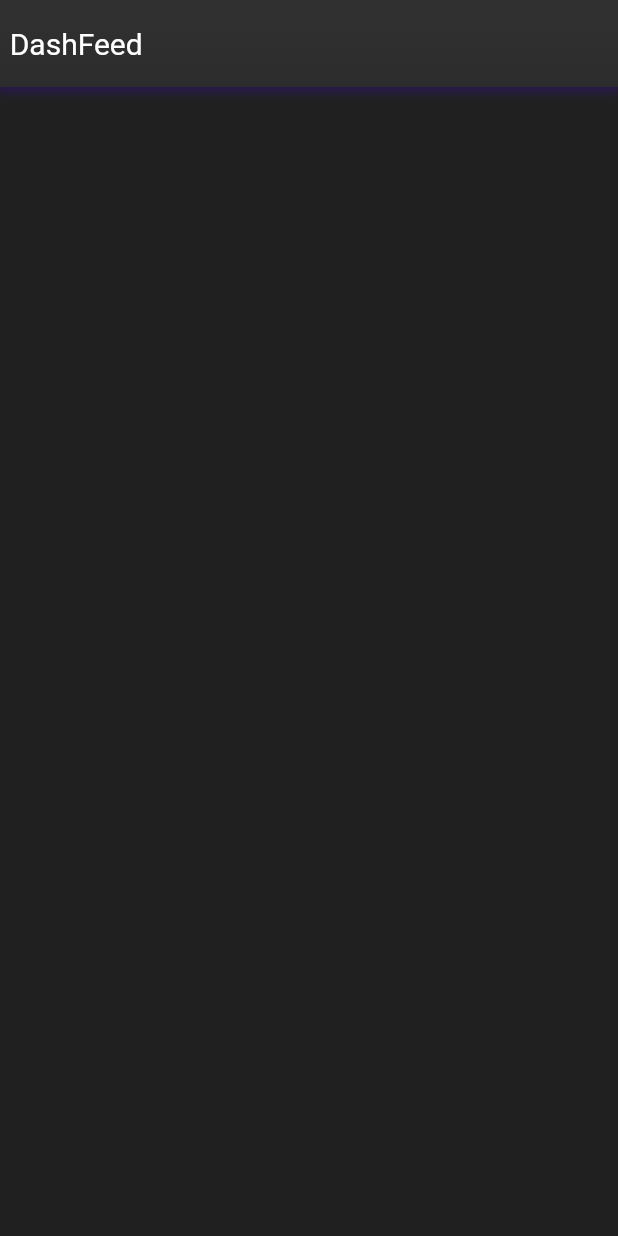
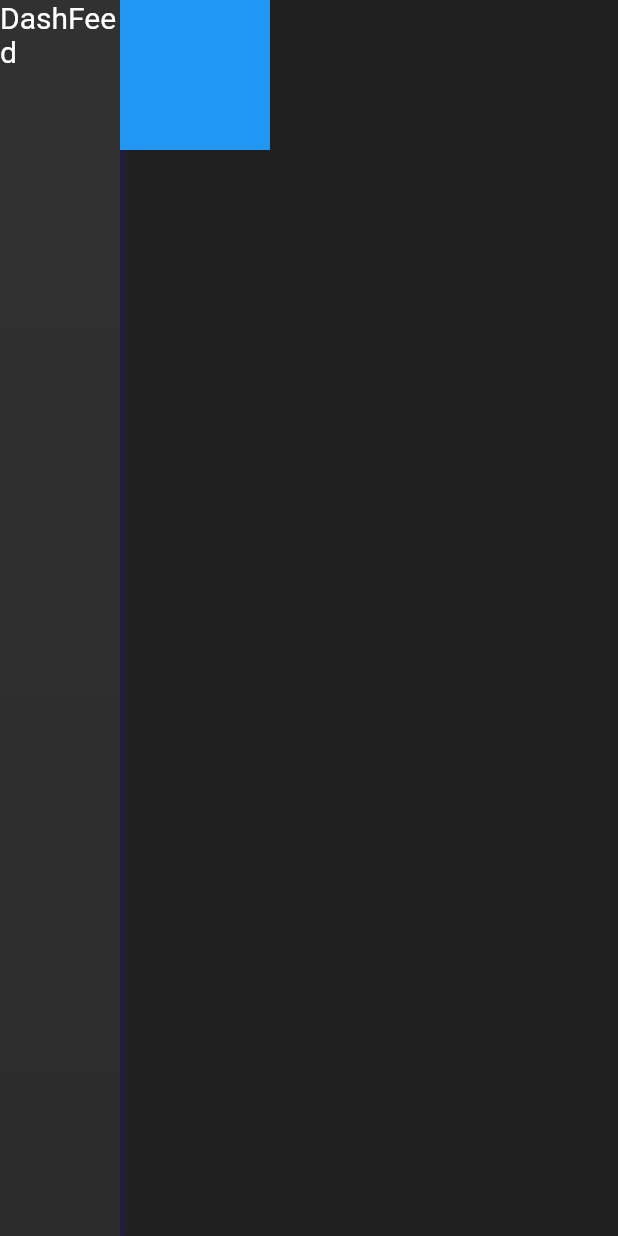
Before and after one commit to DashFeed/dashfeed, a Flutter app: the screen it shows after launch, on a phone screen of 412 x 824 dp. Run offline on Flutter 3.47's test engine with Material 2 defaults, Android fonts, the phone set to English and light mode, and no system bars.

Commit message:
chore: Changed top bar into a side bar, started experimenting with moveable objects

```diff
--- a/client/lib/main.dart
+++ b/client/lib/main.dart
@@ -1,4 +1,5 @@
 import 'package:dashfeed/widgets/dashfeed_colors.dart';
+import 'package:dashfeed/widgets/dashfeed_panel_grid.dart';
 import 'package:flutter/material.dart';
 
 import 'widgets/dashfeed_app_bar.dart';
@@ -41,9 +42,10 @@ class _DashboardState extends State<Dashboard> {
   @override
   Widget build(BuildContext context) {
     return Scaffold(
-      body: Column(
+      body: Row(
         children: <Widget>[
           DashfeedAppBar(widget.title),
+          const Expanded(child: DashfeedPanelGrid())
         ],
       ),
     );
--- a/client/lib/widgets/dashfeed_app_bar.dart
+++ b/client/lib/widgets/dashfeed_app_bar.dart
@@ -3,17 +3,19 @@ import "package:flutter/material.dart";
 
 class DashfeedAppBar extends StatelessWidget {
   final String title;
-  final double barHeight = 58.0;
+  final double barWidth = 80.0;
 
   const DashfeedAppBar(this.title, {Key? key}) : super(key: key);
 
   @override
   Widget build(BuildContext context) {
-    final double statusbarHeight = MediaQuery.of(context).padding.top;
+    final double statusbarWidth = MediaQuery.of(context).padding.left;
+    final double statusbarHeight = MediaQuery.of(context).size.height;
 
     return Container(
-      padding: EdgeInsets.only(top: statusbarHeight),
-      height: statusbarHeight + barHeight,
+      padding: EdgeInsets.only(left: statusbarWidth),
+      width: statusbarWidth + barWidth,
+      height: statusbarHeight,
       decoration: BoxDecoration(
           gradient: const LinearGradient(
               colors: [
@@ -32,7 +34,7 @@ class DashfeedAppBar extends StatelessWidget {
                 offset: const Offset(0, 2))
           ]),
       child: Align(
-        alignment: const FractionalOffset(0.02, 0.5),
+        alignment: Alignment.topLeft,
         child: Text(
           title,
           style: const TextStyle(fontSize: 20.0, color: Colors.white),
--- /dev/null
+++ b/client/lib/widgets/dashfeed_panel_grid.dart
@@ -0,0 +1,33 @@
+import 'package:flutter/material.dart';
+
+class DashfeedPanelGrid extends StatefulWidget {
+  const DashfeedPanelGrid({Key? key}) : super(key: key);
+
+  @override
+  _DashfeedPanelGrid createState() => _DashfeedPanelGrid();
+}
+
+class _DashfeedPanelGrid extends State<DashfeedPanelGrid> {
+  Offset offset = Offset.zero;
+
+  @override
+  Widget build(BuildContext context) {
+    return Stack(
+      children: <Widget>[
+        Positioned(
+          left: offset.dx,
+          top: offset.dy,
+          child: GestureDetector(
+            onPanUpdate: (details) {
+              setState(() {
+                offset = Offset(
+                    offset.dx + details.delta.dx, offset.dy + details.delta.dy);
+              });
+            },
+            child: Container(width: 100, height: 100, color: Colors.blue),
+          ),
+        ),
+      ],
+    );
+  }
+}
```
